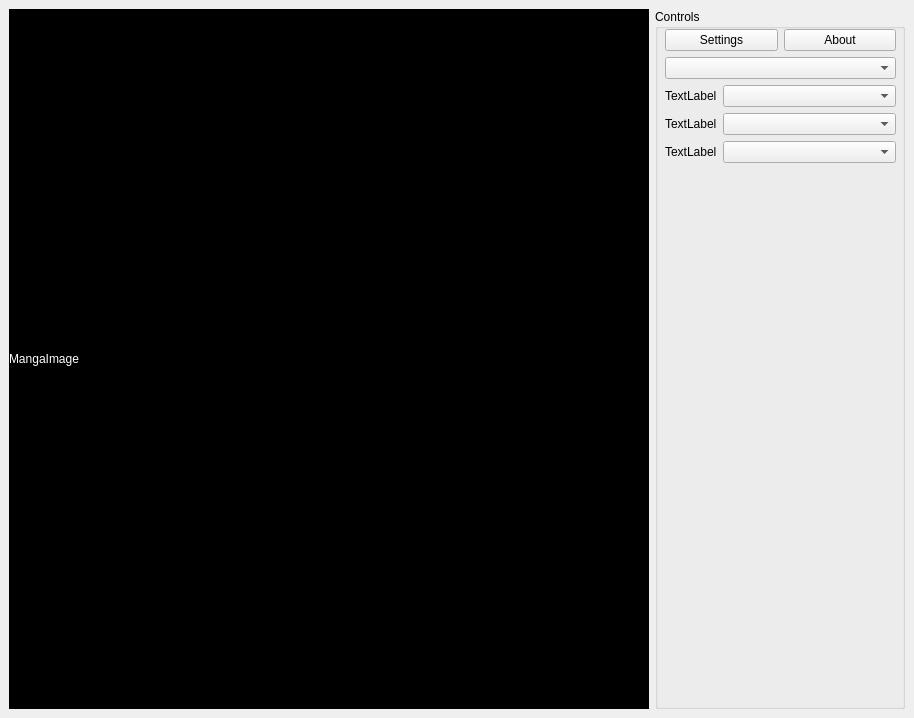
First picture: the form in ui_dialog.ui, repository jschmer/PyMangaReader, before the edit.
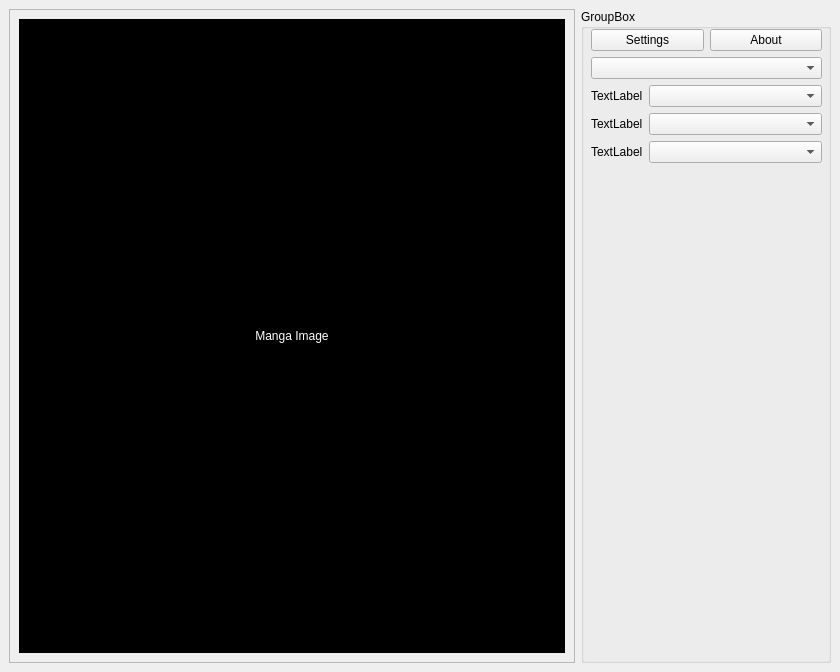
Second picture: the form after the edit.

Commit message: auto-resizing image and hiding menu/controls

Patch:
```diff
--- a/ui_dialog.ui
+++ b/ui_dialog.ui
@@ -6,61 +6,73 @@
    <rect>
     <x>0</x>
     <y>0</y>
-    <width>914</width>
-    <height>718</height>
+    <width>840</width>
+    <height>672</height>
    </rect>
   </property>
-  <property name="sizePolicy">
-   <sizepolicy hsizetype="Expanding" vsizetype="Expanding">
-    <horstretch>0</horstretch>
-    <verstretch>0</verstretch>
-   </sizepolicy>
-  </property>
   <property name="windowTitle">
    <string>PyMangaReader</string>
   </property>
-  <property name="windowOpacity">
-   <double>1.000000000000000</double>
-  </property>
-  <property name="tabShape">
-   <enum>QTabWidget::Triangular</enum>
-  </property>
   <widget class="QWidget" name="centralwidget">
-   <property name="sizePolicy">
-    <sizepolicy hsizetype="Expanding" vsizetype="Expanding">
-     <horstretch>0</horstretch>
-     <verstretch>0</verstretch>
-    </sizepolicy>
-   </property>
-   <layout class="QHBoxLayout" name="horizontalLayout_3">
-    <item>
      <layout class="QHBoxLayout" name="horizontalLayout">
+    <property name="sizeConstraint">
+     <enum>QLayout::SetDefaultConstraint</enum>
+    </property>
       <item>
-       <widget class="QLabel" name="manga_image">
+     <widget class="QScrollArea" name="scrollArea">
+      <property name="widgetResizable">
+       <bool>true</bool>
+      </property>
+      <widget class="QWidget" name="scrollAreaWidgetContents">
+       <property name="geometry">
+        <rect>
+         <x>0</x>
+         <y>0</y>
+         <width>564</width>
+         <height>652</height>
+        </rect>
+       </property>
+       <layout class="QHBoxLayout" name="horizontalLayout_2">
+        <item>
+         <widget class="QLabel" name="manga_image_label">
         <property name="sizePolicy">
-         <sizepolicy hsizetype="Expanding" vsizetype="Expanding">
+           <sizepolicy hsizetype="Ignored" vsizetype="Ignored">
           <horstretch>0</horstretch>
           <verstretch>0</verstretch>
          </sizepolicy>
         </property>
         <property name="styleSheet">
-         <string notr="true">background-color : black; color: white;</string>
+           <string notr="true">background-color: rgb(0, 0, 0);
+color: rgb(255, 255, 255);</string>
         </property>
         <property name="text">
-         <string>MangaImage</string>
-        </property>
+           <string>Manga Image</string>
+          </property>
+          <property name="alignment">
+           <set>Qt::AlignCenter</set>
+          </property>
+         </widget>
+        </item>
+       </layout>
+      </widget>
        </widget>
       </item>
       <item>
-       <widget class="QGroupBox" name="controlBox">
+     <widget class="QGroupBox" name="groupBox">
+      <property name="sizePolicy">
+       <sizepolicy hsizetype="Preferred" vsizetype="Preferred">
+        <horstretch>0</horstretch>
+        <verstretch>0</verstretch>
+       </sizepolicy>
+      </property>
         <property name="minimumSize">
          <size>
           <width>250</width>
-          <height>0</height>
+        <height>250</height>
          </size>
         </property>
         <property name="title">
-         <string>Controls</string>
+       <string>GroupBox</string>
         </property>
         <widget class="QWidget" name="verticalLayoutWidget">
          <property name="geometry">
@@ -68,12 +80,12 @@
            <x>10</x>
            <y>20</y>
            <width>231</width>
-           <height>661</height>
+         <height>621</height>
           </rect>
          </property>
          <layout class="QVBoxLayout" name="verticalLayout">
           <item>
-           <layout class="QHBoxLayout" name="horizontalLayout_2">
+         <layout class="QHBoxLayout" name="horizontalLayout_3">
             <item>
              <widget class="QPushButton" name="pushSettings">
               <property name="text">
@@ -90,28 +102,8 @@
             </item>
            </layout>
           </item>
-          <item>
-           <widget class="QComboBox" name="comboManga">
-            <property name="currentText">
-             <string/>
-            </property>
-           </widget>
-          </item>
           <item>
            <layout class="QFormLayout" name="formLayout">
-            <item row="0" column="0">
-             <widget class="QLabel" name="label">
-              <property name="text">
-               <string>TextLabel</string>
-              </property>
-             </widget>
-            </item>
-            <item row="0" column="1">
-             <widget class="QComboBox" name="comboBox"/>
-            </item>
-            <item row="1" column="1">
-             <widget class="QComboBox" name="comboBox_2"/>
-            </item>
             <item row="1" column="0">
              <widget class="QLabel" name="label_2">
               <property name="text">
@@ -119,9 +111,6 @@
               </property>
              </widget>
             </item>
-            <item row="2" column="1">
-             <widget class="QComboBox" name="comboBox_3"/>
-            </item>
             <item row="2" column="0">
              <widget class="QLabel" name="label_3">
               <property name="text">
@@ -129,6 +118,25 @@
               </property>
              </widget>
             </item>
+          <item row="3" column="0">
+           <widget class="QLabel" name="page_label">
+            <property name="text">
+             <string>TextLabel</string>
+            </property>
+           </widget>
+          </item>
+          <item row="0" column="0" colspan="2">
+           <widget class="QComboBox" name="list_manga"/>
+          </item>
+          <item row="1" column="1">
+           <widget class="QComboBox" name="list_volume"/>
+          </item>
+          <item row="2" column="1">
+           <widget class="QComboBox" name="list_chapter"/>
+          </item>
+          <item row="3" column="1">
+           <widget class="QComboBox" name="list_page"/>
+          </item>
            </layout>
           </item>
           <item>
@@ -149,18 +157,6 @@
        </widget>
       </item>
      </layout>
-    </item>
-   </layout>
-  </widget>
-  <widget class="QMenuBar" name="menubar">
-   <property name="geometry">
-    <rect>
-     <x>0</x>
-     <y>0</y>
-     <width>914</width>
-     <height>21</height>
-    </rect>
-   </property>
   </widget>
  </widget>
  <resources/>
```
Left out of the diff: 4 changed lines with no effect on the pictures. Lines whose indentation alone changed are shown as unchanged. The commit also changes 2 other files.
